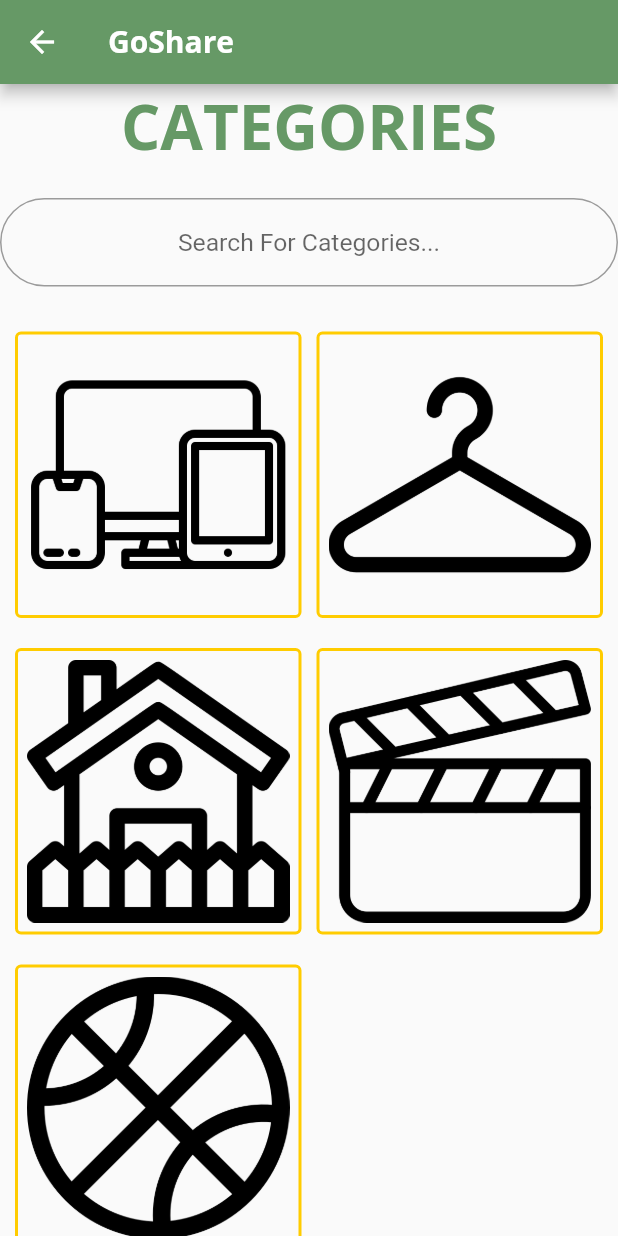
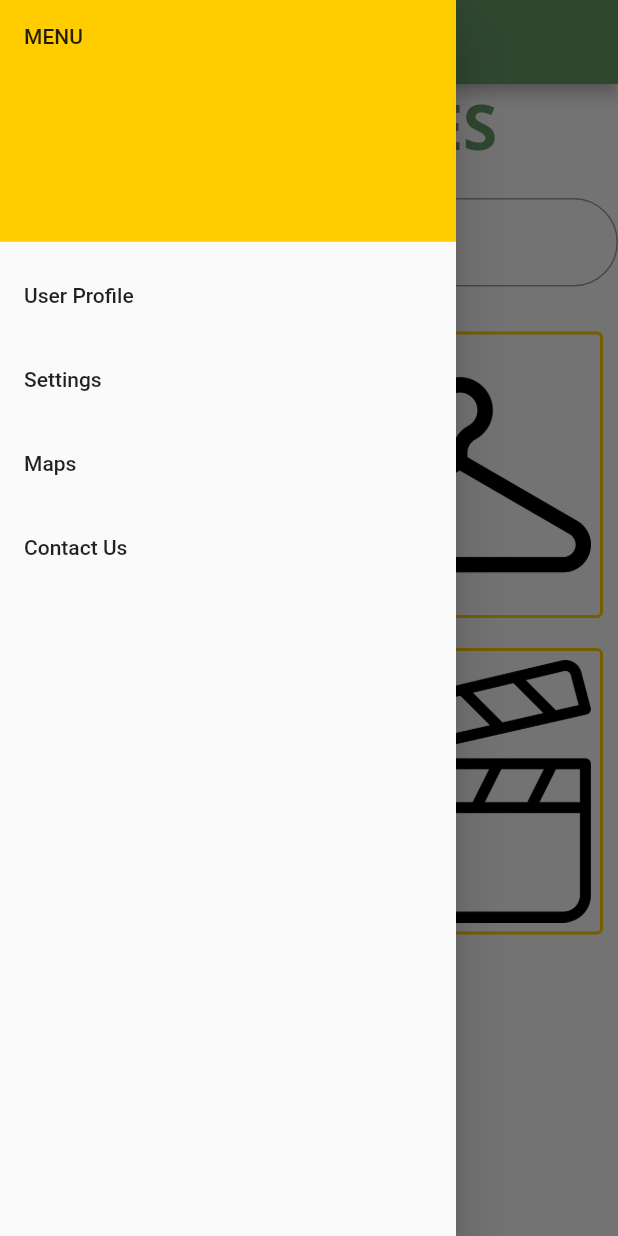
Before and after one commit to esraa-torky/GoShare, a Flutter app: the HomeView screen opened directly, with the side drawer open (before the commit the screen has no drawer), on a phone screen of 412 x 824 dp. Run offline on Flutter 3.47's test engine with Material 2 defaults, Android fonts, the phone set to English and light mode, and no system bars; drawn by our look-alikes of auto_size_text; our stand-ins replace flutter_signin_button, flutter_svg, focused_menu; project files that could hold a hidden picture were left out.

Commit message:
menu part added

```diff
--- a/lib/views/home/home_view.dart
+++ b/lib/views/home/home_view.dart
@@ -5,6 +5,8 @@ import 'package:go_share/common/widgets/title_widget.dart';
 import 'package:go_share/providers/home/home_provider.dart';
 import 'package:go_share/views/home/layouts/category_list.dart';
 import 'package:provider/provider.dart';
+
+import '../../UserProfile.dart';
 
 class HomeView extends StatelessWidget {
   const HomeView({Key key}) : super(key: key);
@@ -16,6 +18,67 @@ class HomeView extends StatelessWidget {
       appBar: AppBar(
         title: Text('GoShare', style: const TextStyle(fontFamily: 'OpenSans', fontWeight: FontWeight.bold)), backgroundColor: Color(0xff669966),
       ),
+     drawer: Drawer(
+    // Add a ListView to the drawer. This ensures the user can scroll
+    // through the options in the drawer if there isn't enough vertical
+    // space to fit everything.
+    child: ListView(
+    // Important: Remove any padding from the ListView.
+    padding: EdgeInsets.zero,
+      children: <Widget>[
+        DrawerHeader(
+          decoration: BoxDecoration(
+            color: Color(0xffffcc00),
+          ),
+          child: Text('MENU'),
+        ),
+        ListTile(
+          title: Text('User Profile'),
+          onTap: () {
+            // Update the state of the app
+            // ...
+            // Then close the drawer
+            Navigator.push(
+              context,
+              MaterialPageRoute(
+                builder: (context) {
+                  return UserProfile();
+                },
+              ),
+            );
+          },
+        ),
+        ListTile(
+          title: Text('Settings'),
+          onTap: () {
+            // Update the state of the app
+            // ...
+            // Then close the drawer
+            Navigator.pop(context);
+          },
+        ),
+        ListTile(
+          title: Text('Maps'),
+          onTap: () {
+            // Update the state of the app
+            // ...
+            // Then close the drawer
+            Navigator.pop(context);
+          },
+        ),
+        ListTile(
+          title: Text('Contact Us'),
+          onTap: () {
+            // Update the state of the app
+            // ...
+            // Then close the drawer
+            Navigator.pop(context);
+          },
+        ),
+      ],
+    ),
+
+    ),
       body: Consumer<HomeProvider>(
         builder: (ctxHome, home, child) => SafeArea(
           child: Column(
```
